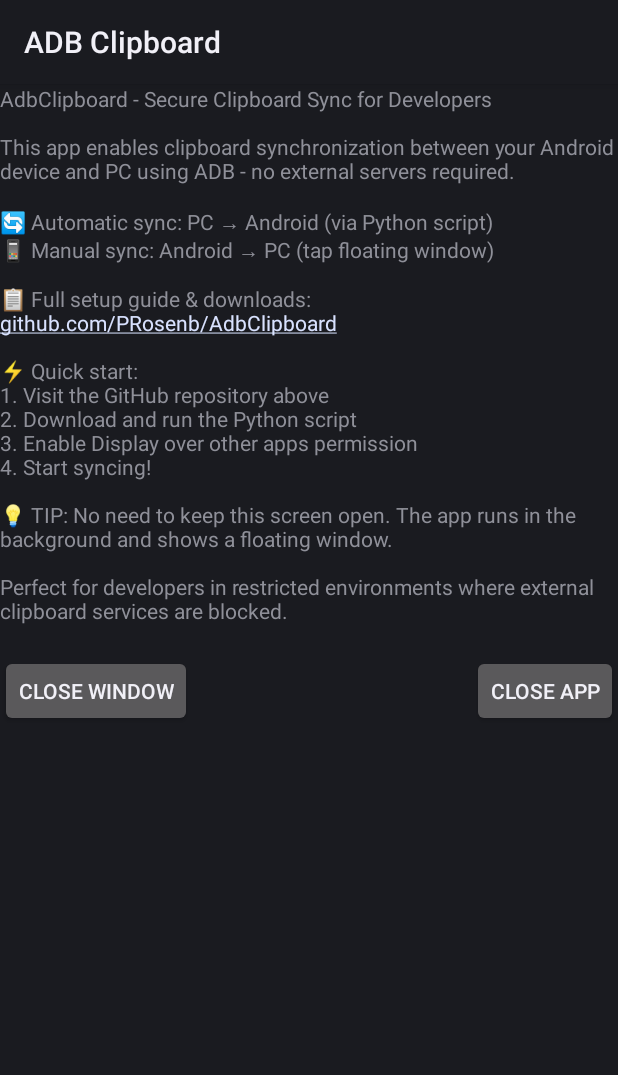
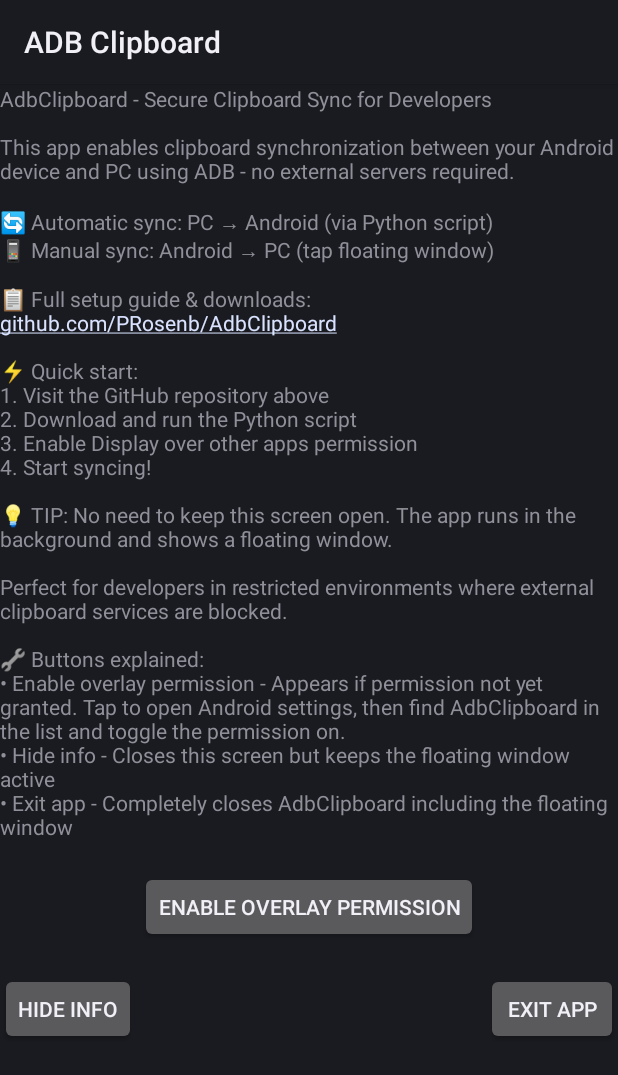
Before and after one commit to PRosenb/AdbClipboard, an Android app: the screen it shows after launch (MainActivity), on a phone screen of 412 x 824 dp. Shown: the top 1075 px of the screen. Run offline under Robolectric (Android 15) with nearby library versions, the phone set to English and light mode, and no system bars.

Commit message:
add request permission button

```diff
--- a/app/src/main/java/ch/pete/adbclipboard/MainActivity.kt
+++ b/app/src/main/java/ch/pete/adbclipboard/MainActivity.kt
@@ -5,6 +5,8 @@
 import android.net.Uri
 import android.os.Bundle
 import android.provider.Settings
+import android.view.View.GONE
+import android.view.View.VISIBLE
 import android.widget.Button
 
 class MainActivity : Activity() {
@@ -12,8 +14,7 @@
         super.onCreate(savedInstanceState)
         setContentView(R.layout.main_activity)
 
-        // Check if permission is granted
-        if (!Settings.canDrawOverlays(this)) {
+        findViewById<Button>(R.id.request_permission).setOnClickListener {
             val intent = Intent(
                 Settings.ACTION_MANAGE_OVERLAY_PERMISSION,
                 Uri.parse("package:$packageName")
@@ -34,9 +35,14 @@
 
     override fun onResume() {
         super.onResume()
+
         if (Settings.canDrawOverlays(this)) {
+            findViewById<Button>(R.id.request_permission).visibility = GONE
+
             val intent = Intent(this, FloatingViewService::class.java)
             startForegroundService(intent) // Use foreground service for better reliability
+        } else {
+            findViewById<Button>(R.id.request_permission).visibility = VISIBLE
         }
     }
 
--- a/app/src/main/res/layout/main_activity.xml
+++ b/app/src/main/res/layout/main_activity.xml
@@ -17,12 +17,20 @@
         android:textIsSelectable="true" />
 
     <Button
+        android:id="@+id/request_permission"
+        android:layout_width="wrap_content"
+        android:layout_height="wrap_content"
+        android:layout_below="@id/head"
+        android:layout_centerHorizontal="true"
+        android:layout_marginTop="20dp"
+        android:text="@string/request_permission" />
+
+    <Button
         android:id="@+id/close_window"
         android:layout_width="wrap_content"
         android:layout_height="wrap_content"
-        android:layout_below="@id/head"
+        android:layout_below="@id/request_permission"
         android:layout_alignParentStart="true"
-        android:layout_centerHorizontal="true"
         android:layout_marginTop="20dp"
         android:text="@string/close_window" />
 
@@ -30,7 +38,7 @@
         android:id="@+id/close_app"
         android:layout_width="wrap_content"
         android:layout_height="wrap_content"
-        android:layout_below="@id/head"
+        android:layout_below="@id/request_permission"
         android:layout_alignParentEnd="true"
         android:layout_marginTop="20dp"
         android:text="@string/close_app" />
--- a/app/src/main/res/values/strings.xml
+++ b/app/src/main/res/values/strings.xml
@@ -18,8 +18,14 @@
 \n
 \n💡 TIP: No need to keep this screen open. The app runs in the background and shows a floating window.
 \n
-\nPerfect for developers in restricted environments where external clipboard services are blocked.</string>
+\nPerfect for developers in restricted environments where external clipboard services are blocked.
+\n
+\n🔧 Buttons explained:
+\n• "Enable overlay permission" - Appears if permission not yet granted. Tap to open Android settings, then find AdbClipboard in the list and toggle the permission on.
+\n• "Hide info" - Closes this screen but keeps the floating window active
+\n• "Exit app" - Completely closes AdbClipboard including the floating window</string>
     <string name="reading_clipboard">Reading clipboard..</string>
-    <string name="close_app">Close app</string>
-    <string name="close_window">Close window</string>
+    <string name="request_permission">Enable overlay permission</string>
+    <string name="close_app">Exit app</string>
+    <string name="close_window">Hide info</string>
 </resources>
```
